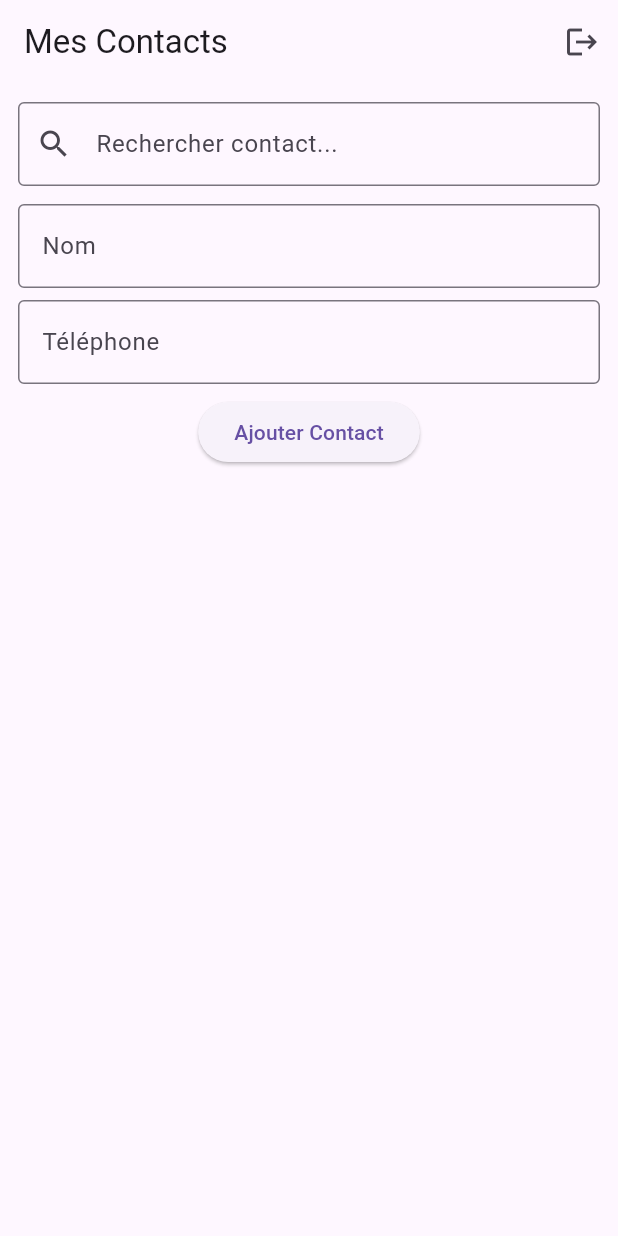
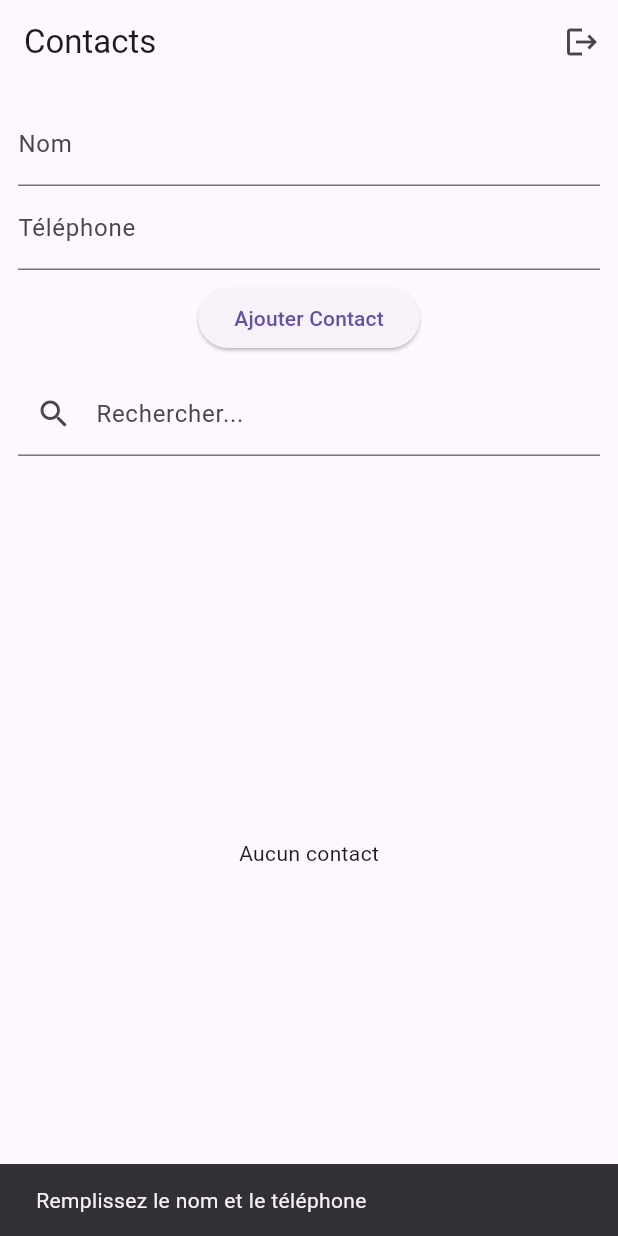
Before and after one commit to ChahdMardessi/Programmation-Mobile-TP1-Flutter, a Flutter app: the HomeContactsPage screen opened by its route, after a tap on "Ajouter Contact", on a phone screen of 412 x 824 dp. Run offline on Flutter 3.47's test engine with Material 3 defaults, Android fonts, the light colour scheme and no system bars; our stand-ins replace go_router, sqflite, sqflite_common_ffi; accounts and stored records are empty.

Commit message:
dernière partie du code

```diff
--- a/lib/models/contact.dart
+++ b/lib/models/contact.dart
@@ -1,6 +1,23 @@
 class Contact {
-  final String name;
-  final String phone;
+  int? id;
+  String name;
+  String phone;
 
-  Contact({required this.name, required this.phone});
+  Contact({this.id, required this.name, required this.phone});
+
+  Map<String, dynamic> toMap() {
+    return {
+      if (id != null) 'id': id,
+      'name': name,
+      'phone': phone,
+    };
+  }
+
+  factory Contact.fromMap(Map<String, dynamic> map) {
+    return Contact(
+      id: map['id'],
+      name: map['name'],
+      phone: map['phone'],
+    );
+  }
 }
--- a/lib/pages/home_contacts_page.dart
+++ b/lib/pages/home_contacts_page.dart
@@ -1,5 +1,7 @@
+// ignore_for_file: use_build_context_synchronously
 import 'package:flutter/material.dart';
-import 'package:go_router/go_router.dart'; // <-- important pour context.go
+import 'package:go_router/go_router.dart';  // ⭐ IMPORT NECESSAIRE POUR DÉCONNEXION
+import '../services/db_helper.dart';
 import '../models/contact.dart';
 
 class HomeContactsPage extends StatefulWidget {
@@ -10,32 +12,166 @@ class HomeContactsPage extends StatefulWidget {
 }
 
 class _HomeContactsPageState extends State<HomeContactsPage> {
-  final contacts = <Contact>[];
-  final nameCtrl = TextEditingController();
-  final phoneCtrl = TextEditingController();
-  final searchCtrl = TextEditingController();
+  final TextEditingController nameCtrl = TextEditingController();
+  final TextEditingController phoneCtrl = TextEditingController();
+  final TextEditingController searchCtrl = TextEditingController();
 
-  String searchText = "";
+  String searchQuery = "";
+  List<Contact> contacts = [];
 
-  void addContact() {
-    if (nameCtrl.text.isEmpty || phoneCtrl.text.isEmpty) return;
-    setState(() {
-      contacts.add(Contact(name: nameCtrl.text, phone: phoneCtrl.text));
+  @override
+  void initState() {
+    super.initState();
+    loadContacts();
+  }
+
+  @override
+  void dispose() {
+    nameCtrl.dispose();
+    phoneCtrl.dispose();
+    searchCtrl.dispose();
+    super.dispose();
+  }
+
+  Future<void> loadContacts() async {
+    contacts = await DBHelper.instance.getContacts();
+    if (mounted) setState(() {});
+  }
+
+  Future<void> addContact() async {
+    if (nameCtrl.text.isEmpty || phoneCtrl.text.isEmpty) {
+      if (!mounted) return;
+      ScaffoldMessenger.of(context).showSnackBar(
+        const SnackBar(content: Text("Remplissez le nom et le téléphone")),
+      );
+      return;
+    }
+
+    final newContact = Contact(
+      name: nameCtrl.text.trim(),
+      phone: phoneCtrl.text.trim(),
+    );
+
+    await DBHelper.instance.insertContact(newContact);
+
     nameCtrl.clear();
     phoneCtrl.clear();
-    });
+    await loadContacts();
+
+    if (!mounted) return;
+    ScaffoldMessenger.of(context).showSnackBar(
+      const SnackBar(content: Text("Contact ajouté")),
+    );
   }
 
-  void editContact(int index) {
-    nameCtrl.text = contacts[index].name;
-    phoneCtrl.text = contacts[index].phone;
+  void editContact(Contact c) {
+    final editName = TextEditingController(text: c.name);
+    final editPhone = TextEditingController(text: c.phone);
 
     showDialog(
       context: context,
-      builder: (ctx) => AlertDialog(
+      builder: (dialogCtx) {
+        return AlertDialog(
           title: const Text("Modifier Contact"),
           content: Column(
             mainAxisSize: MainAxisSize.min,
+            children: [
+              TextField(
+                controller: editName,
+                decoration: const InputDecoration(labelText: "Nom"),
+              ),
+              TextField(
+                controller: editPhone,
+                decoration: const InputDecoration(labelText: "Téléphone"),
+                keyboardType: TextInputType.phone,
+              ),
+            ],
+          ),
+          actions: [
+            TextButton(
+              onPressed: () {
+                Navigator.pop(dialogCtx);
+                editName.dispose();
+                editPhone.dispose();
+              },
+              child: const Text("Annuler"),
+            ),
+            ElevatedButton(
+              onPressed: () async {
+                final updated = Contact(
+                  id: c.id,
+                  name: editName.text.trim(),
+                  phone: editPhone.text.trim(),
+                );
+
+                await DBHelper.instance.updateContact(updated);
+                await loadContacts();
+
+                if (!mounted) return;
+                Navigator.pop(dialogCtx);
+
+                ScaffoldMessenger.of(context).showSnackBar(
+                  const SnackBar(content: Text("Contact modifié")),
+                );
+
+                editName.dispose();
+                editPhone.dispose();
+              },
+              child: const Text("Enregistrer"),
+            ),
+          ],
+        );
+      },
+    );
+  }
+
+  Future<void> deleteContact(int id) async {
+    await DBHelper.instance.deleteContact(id);
+    await loadContacts();
+
+    if (!mounted) return;
+    ScaffoldMessenger.of(context).showSnackBar(
+      const SnackBar(content: Text("Contact supprimé")),
+    );
+  }
+
+  @override
+  Widget build(BuildContext context) {
+    return Scaffold(
+      appBar: AppBar(
+        title: const Text("Contacts"),
+        actions: [
+          IconButton(
+            icon: const Icon(Icons.logout),
+            onPressed: () async {
+              final confirm = await showDialog<bool>(
+                context: context,
+                builder: (ctx) => AlertDialog(
+                  title: const Text("Déconnexion"),
+                  content: const Text("Voulez-vous vraiment vous déconnecter ?"),
+                  actions: [
+                    TextButton(
+                        onPressed: () => Navigator.pop(ctx, false),
+                        child: const Text("Annuler")),
+                    ElevatedButton(
+                        onPressed: () => Navigator.pop(ctx, true),
+                        child: const Text("Se déconnecter")),
+                  ],
+                ),
+              );
+
+              if (confirm == true) {
+                context.go('/'); // ⭐ Utilisation correcte GoRouter
+              }
+            },
+          ),
+        ],
+      ),
+      body: Column(
+        children: [
+          Padding(
+            padding: const EdgeInsets.all(12),
+            child: Column(
               children: [
                 TextField(
                   controller: nameCtrl,
@@ -44,94 +180,48 @@ class _HomeContactsPageState extends State<HomeContactsPage> {
                 TextField(
                   controller: phoneCtrl,
                   decoration: const InputDecoration(labelText: "Téléphone"),
-            ),
-          ],
-        ),
-        actions: [
-          TextButton(onPressed: () => Navigator.pop(ctx), child: const Text("Annuler")),
-          ElevatedButton(
-            onPressed: () {
-              setState(() {
-                contacts[index] = Contact(name: nameCtrl.text, phone: phoneCtrl.text);
-                nameCtrl.clear();
-                phoneCtrl.clear();
-              });
-              Navigator.pop(ctx);
-            },
-            child: const Text("Modifier"),
-          ),
-        ],
-      ),
-    );
-  }
-
-  void deleteContact(int index) {
-    setState(() {
-      contacts.removeAt(index);
-    });
-  }
-
-  @override
-  Widget build(BuildContext context) {
-    final filteredContacts = contacts.where((c) {
-      final q = searchText.toLowerCase();
-      return c.name.toLowerCase().contains(q) ||
-             c.phone.toLowerCase().contains(q);
-    }).toList();
-
-    return Scaffold(
-      appBar: AppBar(
-        title: const Text("Mes Contacts"),
-        actions: [
-          IconButton(
-            icon: const Icon(Icons.logout),
-            onPressed: () => context.go('/'), // 🔥 Déconnexion GoRouter
-          ),
-        ],
-      ),
-
-      body: Padding(
-        padding: const EdgeInsets.all(12),
-        child: Column(
-          children: [
-
-            TextField(
-              controller: searchCtrl,
-              decoration: const InputDecoration(
-                prefixIcon: Icon(Icons.search),
-                border: OutlineInputBorder(),
-                labelText: "Rechercher contact...",
-              ),
-              onChanged: (value) => setState(() => searchText = value),
-            ),
-            const SizedBox(height: 12),
-
-            TextField(
-              controller: nameCtrl,
-              decoration: const InputDecoration(
-                border: OutlineInputBorder(), labelText: "Nom"),
+                  keyboardType: TextInputType.phone,
                 ),
                 const SizedBox(height: 8),
-
-            TextField(
-              controller: phoneCtrl,
-              decoration: const InputDecoration(
-                border: OutlineInputBorder(), labelText: "Téléphone"),
-            ),
-            const SizedBox(height: 8),
-
                 ElevatedButton(
                   onPressed: addContact,
                   child: const Text("Ajouter Contact"),
                 ),
-            const SizedBox(height: 12),
+              ],
+            ),
+          ),
 
           Expanded(
-              child: ListView.builder(
-                itemCount: filteredContacts.length,
-                itemBuilder: (context, i) {
-                  final c = filteredContacts[i];
-                  final originalIndex = contacts.indexOf(c);
+            child: Column(
+              children: [
+                Padding(
+                  padding: const EdgeInsets.symmetric(horizontal: 12),
+                  child: TextField(
+                    controller: searchCtrl,
+                    decoration: const InputDecoration(
+                      labelText: "Rechercher...",
+                      prefixIcon: Icon(Icons.search),
+                    ),
+                    onChanged: (value) {
+                      setState(() => searchQuery = value.trim().toLowerCase());
+                    },
+                  ),
+                ),
+                const SizedBox(height: 10),
+
+                Expanded(
+                  child: contacts.isEmpty
+                      ? const Center(child: Text("Aucun contact"))
+                      : ListView.builder(
+                          itemCount: contacts.length,
+                          itemBuilder: (ctx, i) {
+                            final c = contacts[i];
+
+                            if (searchQuery.isNotEmpty &&
+                                !c.name.toLowerCase().contains(searchQuery) &&
+                                !c.phone.toLowerCase().contains(searchQuery)) {
+                              return const SizedBox.shrink();
+                            }
 
                             return ListTile(
                               title: Text(c.name),
@@ -141,20 +231,22 @@ class _HomeContactsPageState extends State<HomeContactsPage> {
                                 children: [
                                   IconButton(
                                     icon: const Icon(Icons.edit, color: Colors.blue),
-                          onPressed: () => editContact(originalIndex),
+                                    onPressed: () => editContact(c),
                                   ),
                                   IconButton(
                                     icon: const Icon(Icons.delete, color: Colors.red),
-                          onPressed: () => deleteContact(originalIndex),
+                                    onPressed: () => deleteContact(c.id!),
                                   ),
                                 ],
                               ),
                             );
                           },
                         ),
-            )
+                ),
               ],
             ),
+          ),
+        ],
       ),
     );
   }
--- /dev/null
+++ b/lib/services/db_helper.dart
@@ -0,0 +1,64 @@
+import 'package:sqflite/sqflite.dart';
+import 'package:path/path.dart';
+import '../models/contact.dart';
+
+class DBHelper {
+  DBHelper._();
+  static final DBHelper instance = DBHelper._();
+  Database? _db;
+
+  Future<Database> get database async {
+    if (_db != null) return _db!;
+    _db = await initDB();
+    return _db!;
+  }
+
+  Future<Database> initDB() async {
+    final dbPath = await getDatabasesPath();
+    final path = join(dbPath, "contacts.db");
+
+    return await openDatabase(
+      path,
+      version: 1,
+      onCreate: (db, version) async {
+        await db.execute("""
+          CREATE TABLE contacts(
+            id INTEGER PRIMARY KEY AUTOINCREMENT,
+            name TEXT NOT NULL,
+            phone TEXT NOT NULL
+          );
+        """);
+      },
+    );
+  }
+
+  Future<List<Contact>> getContacts() async {
+    final db = await database;
+    final res = await db.query("contacts", orderBy: "id DESC");
+    return res.map((e) => Contact.fromMap(e)).toList();
+  }
+
+  Future<int> insertContact(Contact c) async {
+    final db = await database;
+    return await db.insert("contacts", c.toMap());
+  }
+
+  Future<int> updateContact(Contact c) async {
+    final db = await database;
+    return await db.update(
+      "contacts",
+      c.toMap(),
+      where: "id = ?",
+      whereArgs: [c.id],
+    );
+  }
+
+  Future<int> deleteContact(int id) async {
+    final db = await database;
+    return await db.delete(
+      "contacts",
+      where: "id = ?",
+      whereArgs: [id],
+    );
+  }
+}
```
Also changed, not shown: lib/main.dart (+8 -0 lines), pubspec.yaml (+6 -5 lines), pubspec.lock, 1 other file. Lines whose indentation alone changed are shown as unchanged.
